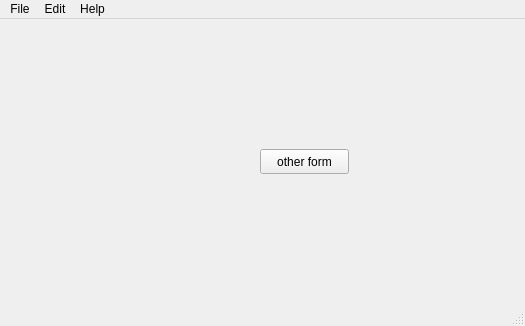
First picture: the form in qt_app/mainwindow.ui, repository mehmetrizaoz/5_product_line_automation, before the edit.
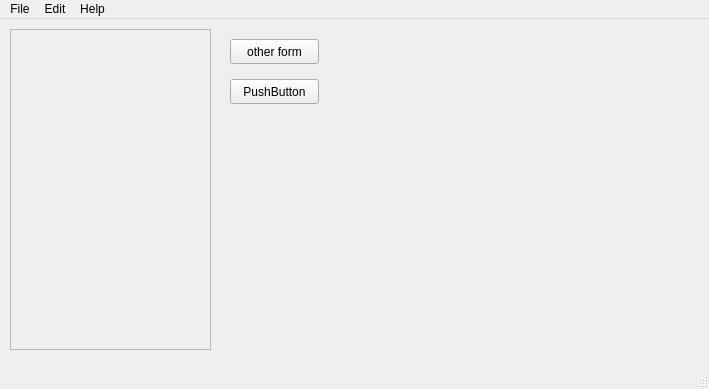
Second picture: the form after the edit.

Commit message: add office form created

Diff of the .ui file:
```diff
--- a/qt_app/mainwindow.ui
+++ b/qt_app/mainwindow.ui
@@ -6,8 +6,8 @@
    <rect>
     <x>0</x>
     <y>0</y>
-    <width>525</width>
-    <height>326</height>
+    <width>709</width>
+    <height>389</height>
    </rect>
   </property>
   <property name="windowTitle">
@@ -17,8 +17,8 @@
    <widget class="QPushButton" name="pushButton_3">
     <property name="geometry">
      <rect>
-      <x>260</x>
-      <y>130</y>
+      <x>230</x>
+      <y>20</y>
       <width>89</width>
       <height>25</height>
      </rect>
@@ -27,13 +27,42 @@
      <string>other form</string>
     </property>
    </widget>
+   <widget class="QFrame" name="frame">
+    <property name="geometry">
+     <rect>
+      <x>10</x>
+      <y>10</y>
+      <width>201</width>
+      <height>321</height>
+     </rect>
+    </property>
+    <property name="frameShape">
+     <enum>QFrame::StyledPanel</enum>
+    </property>
+    <property name="frameShadow">
+     <enum>QFrame::Raised</enum>
+    </property>
+   </widget>
+   <widget class="QPushButton" name="pushButton">
+    <property name="geometry">
+     <rect>
+      <x>230</x>
+      <y>60</y>
+      <width>89</width>
+      <height>25</height>
+     </rect>
+    </property>
+    <property name="text">
+     <string>PushButton</string>
+    </property>
+   </widget>
   </widget>
   <widget class="QMenuBar" name="menubar">
    <property name="geometry">
     <rect>
      <x>0</x>
      <y>0</y>
-     <width>525</width>
+     <width>709</width>
      <height>22</height>
     </rect>
    </property>
```
The commit also changes 7 other files.
